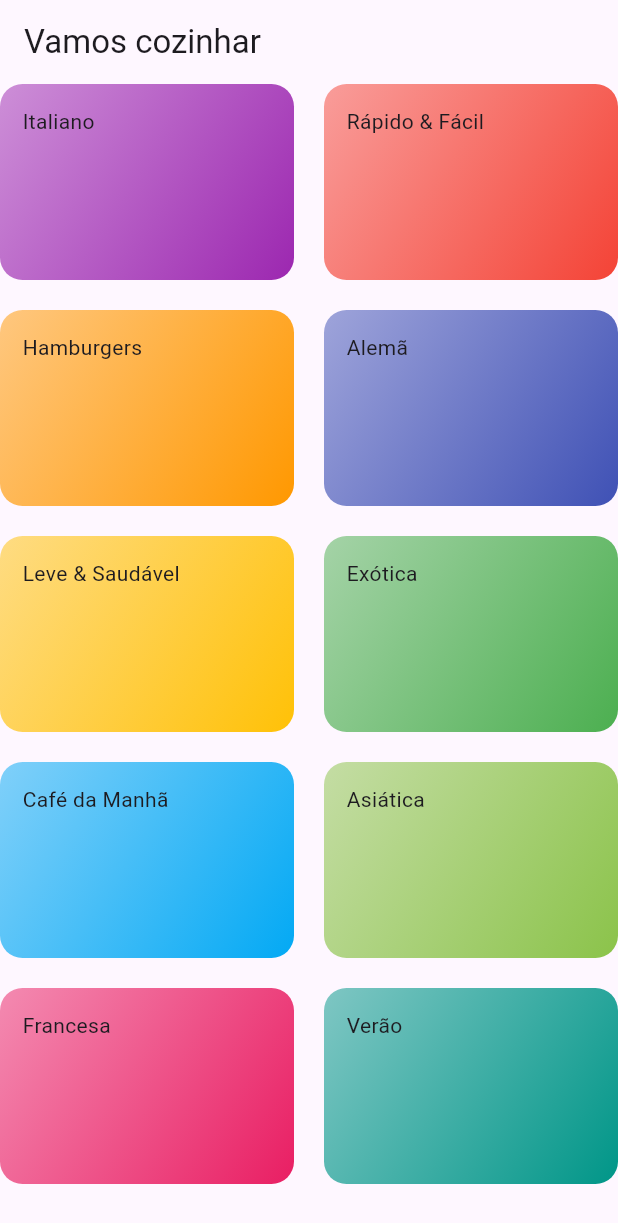
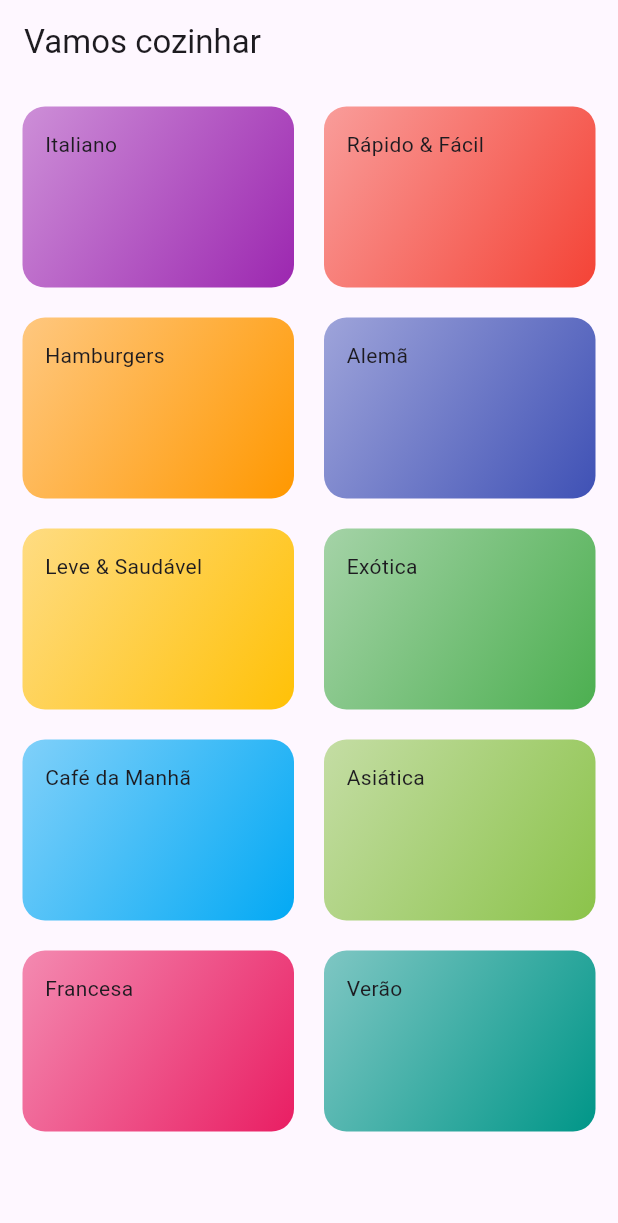
Before and after one commit to anabellypassos/app_comidas, a Flutter app: the screen it shows after launch, on a phone screen of 412 x 824 dp. Shown: the top 1223 px of the screen. Run offline on Flutter 3.47's test engine with Material 3 defaults, Android fonts, the phone set to English and light mode, and no system bars.

Commit message:
STYLE CATEGORIAS

```diff
--- a/lib/screens/categories_sreens.dart
+++ b/lib/screens/categories_sreens.dart
@@ -12,6 +12,7 @@ class CategoriesSreens extends StatelessWidget {
         title:const Text('Vamos cozinhar'),
       ) ,
       body: GridView(
+        padding:const EdgeInsets.all(15),
         gridDelegate: const SliverGridDelegateWithMaxCrossAxisExtent(
           maxCrossAxisExtent: 200,
           childAspectRatio: 3 / 2,
```
